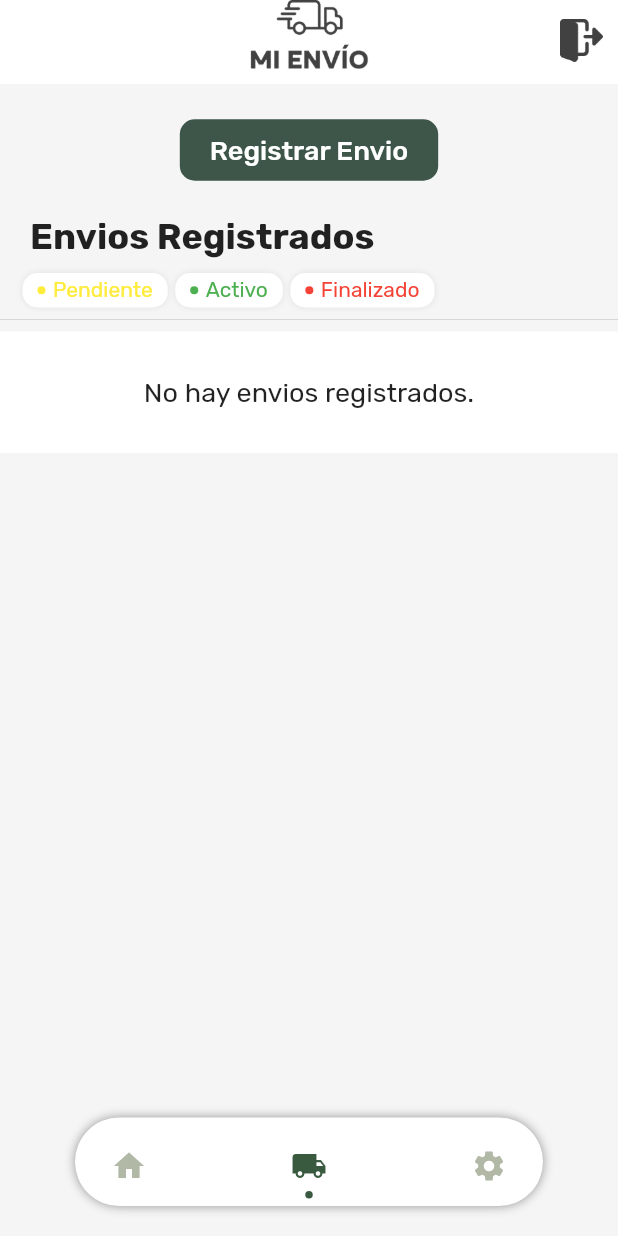
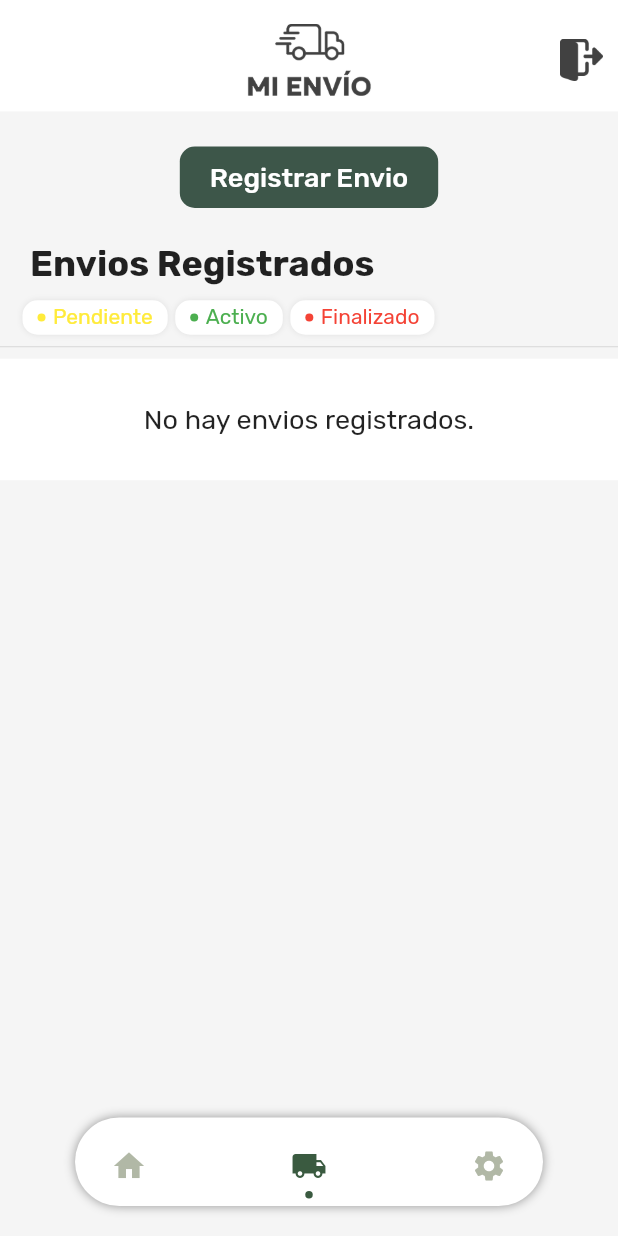
Before and after one commit to crijumubu/MiEnvio, a Flutter app: the HomeSupervisor screen opened directly with empty values, item 2 of the bottom bar chosen, on a phone screen of 412 x 824 dp. Run offline on Flutter 3.47's test engine with Material 2 defaults, Android fonts, the phone set to English and light mode, and no system bars; drawn by our look-alikes of dot_navigation_bar; our stand-ins replace firebase_core, google_fonts, google_maps_flutter, modal_progress_hud_nsn, qr_flutter, quickalert and 1 more; missing offline and left inert: mobile_scanner, onboarding; accounts and stored records are empty; network calls fail.

Commit message:
:iphone:  Appbar del supervisor responsive

```diff
--- a/frontend/lib/views/home_supervisor/home_supervisor.dart
+++ b/frontend/lib/views/home_supervisor/home_supervisor.dart
@@ -117,6 +117,7 @@ class _HomeSupervisorState extends State<HomeSupervisor> {
         extendBody: true,
         backgroundColor: Colors.grey[100],
         appBar: AppBar(
+          toolbarHeight: height*0.09,
           backgroundColor: (scrolled ? Colors.white : Colors.black),
           leading: SizedBox(width: 0, height: 0,),
 
@@ -128,14 +129,16 @@ class _HomeSupervisorState extends State<HomeSupervisor> {
             ),
 
             width: double.infinity,
+            // height: 300,
             child: Padding(
               padding: const EdgeInsets.only(bottom: 10),
               child: Padding(
                 padding: const EdgeInsets.symmetric(horizontal: 10),
                 child: Stack(
                   children: [
+                    // SizedBox(height: 0),
                     Align(
-                      alignment:  Alignment.bottomCenter,
+                      alignment: Alignment.bottomCenter,
                       child: Image.asset(
                         "assets/images/logobl.png",
                         scale: 2.3,
@@ -149,7 +152,7 @@ class _HomeSupervisorState extends State<HomeSupervisor> {
                         // Navigator.pushNamed(context, "initial-page");
                       },
                       child: Padding(
-                        padding: const EdgeInsets.only(bottom: 5),
+                        padding: const EdgeInsets.only(bottom: 10),
                         child: Align(
                           alignment: Alignment.bottomRight,
                           child: Image.asset("assets/images/logout.png", scale: 18, color: (scrolled ? Color.fromARGB(190, 0, 0, 0) : Colors.white),),
```
